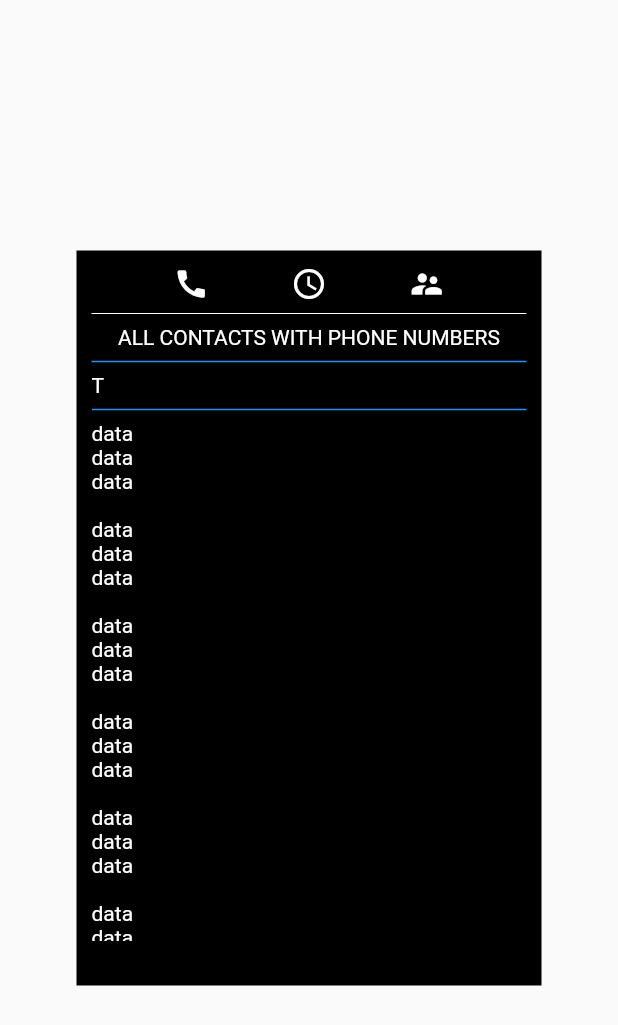
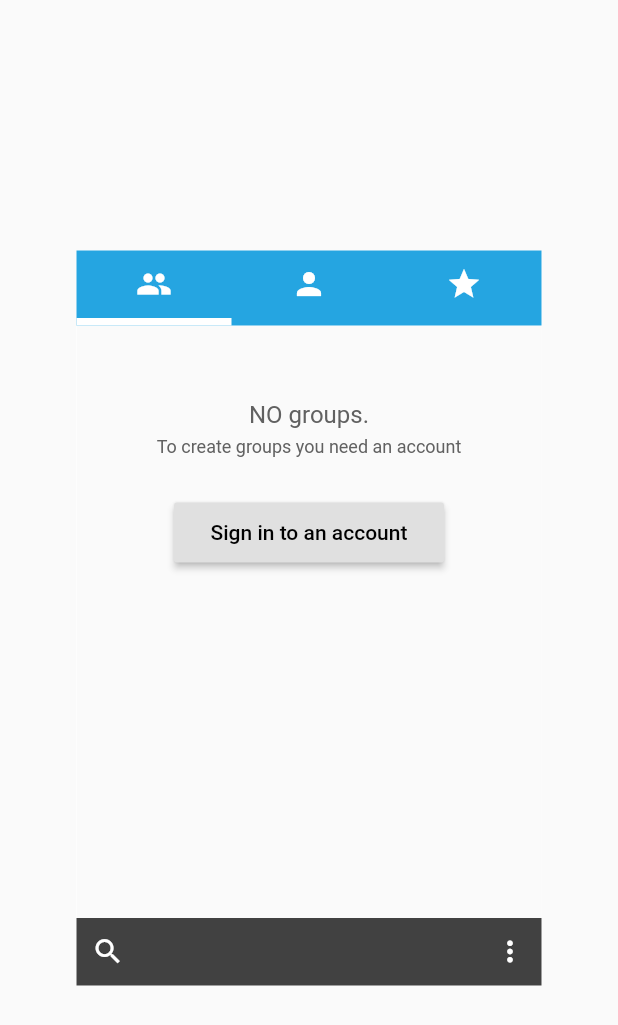
Before and after one commit to TechArmy-jett/jelly_bean, a Flutter app: the ContactScreen screen opened directly, on a phone screen of 412 x 824 dp. Shown: the top 1025 px of the screen. Run offline on Flutter 3.47's test engine with Material 2 defaults, Android fonts, the phone set to English and light mode, and no system bars.

Commit message:
Groups screen reviewed

```diff
--- a/lib/main.dart
+++ b/lib/main.dart
@@ -3,6 +3,7 @@ import 'dart:math';
 import 'package:flutter/material.dart';
 import 'package:jellybean/nav.dart';
 import 'package:jellybean/ui/views/home/calculator/calcilator_screen.dart';
+import 'package:jellybean/ui/views/home/contacts_app/contact_screen.dart';
 import 'package:jellybean/ui/views/home/email_app/email_screen.dart';
 import 'package:jellybean/ui/views/home/home_screen.dart';
 import 'package:jellybean/ui/views/home/message_app/add_message_screen.dart';
@@ -23,7 +24,7 @@ class MyApp extends StatelessWidget {
         visualDensity: VisualDensity.adaptivePlatformDensity,
       ),
       debugShowCheckedModeBanner: false,
-      home: HomeScreen(),
+      home: ContactScreen(),
     );
   }
 }
--- a/lib/ui/views/home/contacts_app/contact_screen.dart
+++ b/lib/ui/views/home/contacts_app/contact_screen.dart
@@ -1,8 +1,25 @@
 import 'package:flutter/material.dart';
+import 'package:jellybean/ui/views/home/contacts_app/favourites.dart';
+import 'package:jellybean/ui/views/home/contacts_app/groups.dart';
+import 'package:jellybean/ui/views/home/contacts_app/my_contacts.dart';
 import 'package:jellybean/utils/screen_util.dart';
 import 'package:jellybean/utils/utils.dart';
 
-class ContactScreen extends StatelessWidget {
+class ContactScreen extends StatefulWidget {
+  @override
+  _ContactScreenState createState() => _ContactScreenState();
+}
+
+class _ContactScreenState extends State<ContactScreen>
+    with SingleTickerProviderStateMixin {
+  TabController _tabController;
+
+  @override
+  void initState() {
+    _tabController = TabController(length: 3, vsync: this);
+    super.initState();
+  }
+
   @override
   Widget build(BuildContext context) {
     return Scaffold(
@@ -10,157 +27,59 @@ class ContactScreen extends StatelessWidget {
         child: Container(
           height: kScreenHeight,
           width: kScreenWidth,
-          color: Colors.black,
-          padding: EdgeInsets.only(top: 10, bottom: 10.0, left: 10, right: 10),
+          color: Colors.white,
           child: Column(
             children: <Widget>[
-              Row(
-                mainAxisAlignment: MainAxisAlignment.spaceEvenly,
-                children: <Widget>[
+              Container(
+                height: 50,
+                color: Color.fromRGBO(37, 165, 225, 1),
+                child: TabBar(
+                  indicatorWeight: 5,
+                  indicatorColor: Colors.white,
+                  controller: _tabController,
+                  tabs: [
                     Icon(
-                    Icons.call,
+                      Icons.group,
                       color: Colors.white,
                     ),
                     Icon(
-                    Icons.access_time,
+                      Icons.person,
                       color: Colors.white,
                     ),
                     Icon(
-                    Icons.supervisor_account,
+                      Icons.star,
                       color: Colors.white,
-                  ),
+                    )
                   ],
                 ),
-              Divider(
-                color: Colors.white,
-              ),
-              Text('ALL CONTACTS WITH PHONE NUMBERS', style: TextStyle(
-                color: Colors.white
-              ),),        Divider(
-                color: Colors.blue,
-                thickness: 1,
               ),
               Expanded(
-                  child: ListView(
+                child: TabBarView(
+                  children: [
+
+                    GroupsScreen(),
+
+                    MyContactsScreen(),
+
+                    FavouritesScreen(),
+                  ],
+                  controller: _tabController,
+                ),
+              ),
+
+              Container(
+                height: 45,
+                color: Color.fromRGBO(65, 65, 65, 1),
+                padding: EdgeInsets.symmetric(horizontal: 10),
+                child: Row(
+                  mainAxisAlignment: MainAxisAlignment.spaceBetween,
                   children: <Widget>[
-                  Text(
-                    'T',
-                    style: TextStyle(color: Colors.white),
-                  ),
-                  Divider(
-                    color: Colors.blue,
-                    thickness: 1,
-                  ),
-                  Column(
-                    crossAxisAlignment: CrossAxisAlignment.start,
-                    children: <Widget>[
-                      Text(
-                        'data',
-                        style: TextStyle(color: Colors.white),
-                      ),
-                      Text(
-                        'data',
-                        style: TextStyle(color: Colors.white),
-                      ),
-                      Text(
-                        'data',
-                        style: TextStyle(color: Colors.white),
-                      ),
+                    Icon(Icons.search, color: Colors.white, size: 22,),
+
+                    Icon(Icons.more_vert, color: Colors.white, size: 22,)
                   ],
                 ),
-                  Text('B'),
-                  Column(
-                    crossAxisAlignment: CrossAxisAlignment.start,
-                    children: <Widget>[
-                      Text(
-                        'data',
-                        style: TextStyle(color: Colors.white),
               ),
-                      Text(
-                        'data',
-                        style: TextStyle(color: Colors.white),
-                      ),
-                      Text(
-                        'data',
-                        style: TextStyle(color: Colors.white),
-                      ),
-                    ],
-                  ),
-                  Text('C'),
-                  Column(
-                    crossAxisAlignment: CrossAxisAlignment.start,
-                    children: <Widget>[
-                      Text(
-                        'data',
-                        style: TextStyle(color: Colors.white),
-                      ),
-                      Text(
-                        'data',
-                        style: TextStyle(color: Colors.white),
-                      ),
-                      Text(
-                        'data',
-                        style: TextStyle(color: Colors.white),
-                      ),
-                    ],
-                  ),
-                  Text('D'),
-                  Column(
-                    crossAxisAlignment: CrossAxisAlignment.start,
-                    children: <Widget>[
-                      Text(
-                        'data',
-                        style: TextStyle(color: Colors.white),
-                      ),
-                      Text(
-                        'data',
-                        style: TextStyle(color: Colors.white),
-                      ),
-                      Text(
-                        'data',
-                        style: TextStyle(color: Colors.white),
-                      ),
-                    ],
-                  ),
-                  Text('E'),
-                  Column(
-                    crossAxisAlignment: CrossAxisAlignment.start,
-                    children: <Widget>[
-                      Text(
-                        'data',
-                        style: TextStyle(color: Colors.white),
-                      ),
-                      Text(
-                        'data',
-                        style: TextStyle(color: Colors.white),
-                      ),
-                      Text(
-                        'data',
-                        style: TextStyle(color: Colors.white),
-                      ),
-                    ],
-                  ),
-                  Text('F'),
-                  Column(
-                    crossAxisAlignment: CrossAxisAlignment.start,
-                    children: <Widget>[
-                      Text(
-                        'data',
-                        style: TextStyle(color: Colors.white),
-                      ),
-                      Text(
-                        'data',
-                        style: TextStyle(color: Colors.white),
-                      ),
-                      Text(
-                        'data',
-                        style: TextStyle(color: Colors.white),
-                      ),
-                    ],
-                  ),
-                ],
-              )),
-              YBox(20),
             ],
           ),
         ),
--- a/lib/ui/views/home/contacts_app/groups.dart
+++ b/lib/ui/views/home/contacts_app/groups.dart
@@ -1,14 +1,49 @@
 import 'package:flutter/material.dart';
+import 'package:jellybean/utils/screen_util.dart';
 
 class GroupsScreen extends StatelessWidget {
   @override
   Widget build(BuildContext context) {
     return Scaffold(
-      body: Center(
-        child: Text(
-            'groups screen'
-        ),
+        body: Center(
+      child: Column(
+        crossAxisAlignment: CrossAxisAlignment.center,
+        children: <Widget>[
+          YBox(50),
+          Text(
+            'NO groups.',
+            style: TextStyle(
+              fontSize: 16,
+              color: Colors.grey[700],
+            ),
+          ),
+          YBox(5),
+          Text(
+            'To create groups you need an account',
+            style: TextStyle(
+              fontSize: 12,
+              color: Colors.grey[700],
+            ),
+          ),
+          YBox(30),
+          SizedBox(
+            height: 40,
+            width: 180,
+            child: RaisedButton(
+              onPressed: () {},
+              child: Center(
+                child: Text(
+                  'Sign in to an account',
+                  style: TextStyle(
+                    fontSize: 14,
+                    color: Colors.black,
+                  ),
+                ),
+              ),
+            ),
+          ),
+        ],
       ),
-    );
+    ));
   }
 }
--- /dev/null
+++ b/lib/ui/views/home/contacts_app/my_contacts.dart
@@ -0,0 +1,8 @@
+import 'package:flutter/material.dart';
+
+class MyContactsScreen extends StatelessWidget {
+  @override
+  Widget build(BuildContext context) {
+    return Container();
+  }
+}
```
Lines whose indentation alone changed are shown as unchanged.
